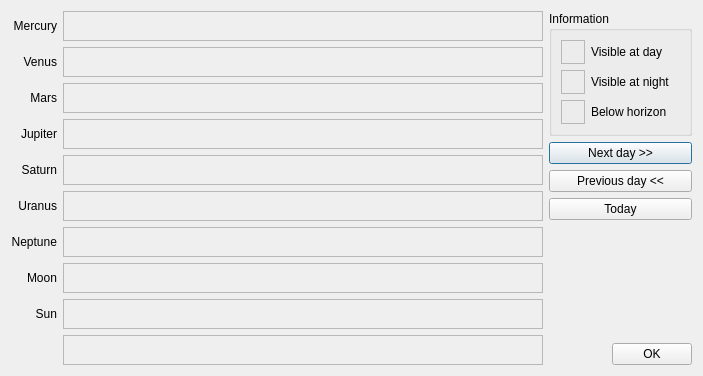
Before: the Qt Designer form cplanetvis.ui in PavelMr/skytechx, drawn with Qt 5.
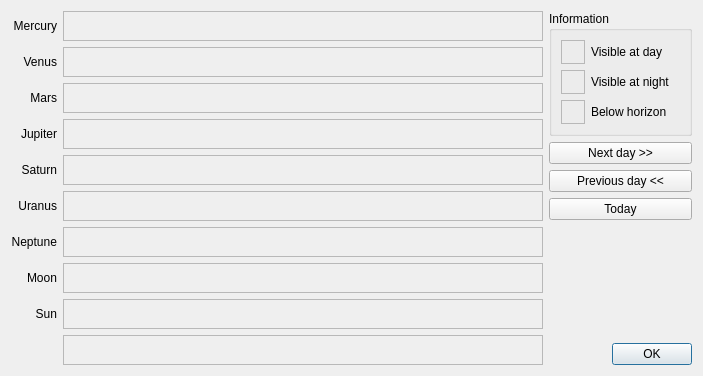
After: the same form once the commit is applied.

Patch:
```diff
--- a/cplanetvis.ui
+++ b/cplanetvis.ui
@@ -486,6 +486,9 @@
            <property name="text">
             <string>OK</string>
            </property>
+           <property name="default">
+            <bool>true</bool>
+           </property>
           </widget>
          </item>
         </layout>
```
